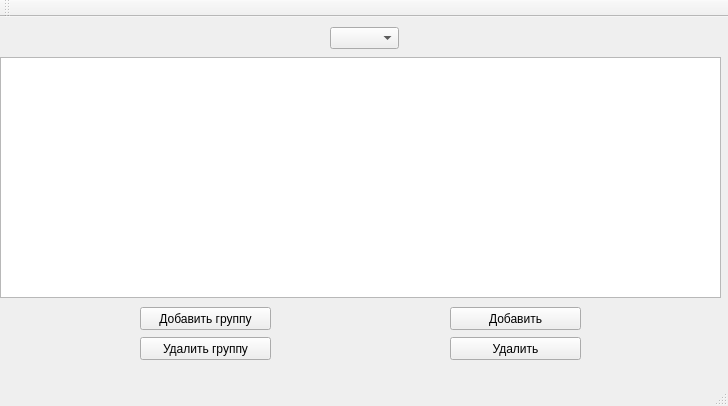
The window that mainwindow.ui (murmax/DBP) describes before a commit, drawn with Qt 5.
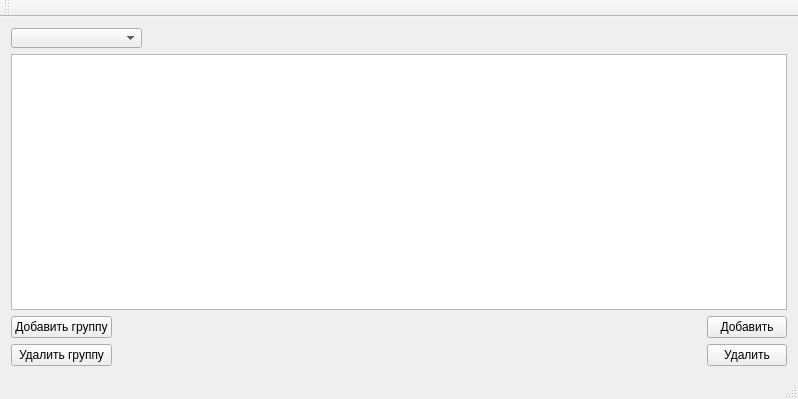
The same window after the commit.

What changed in the file:
```diff
--- a/mainwindow.ui
+++ b/mainwindow.ui
@@ -6,86 +6,127 @@
    <rect>
     <x>0</x>
     <y>0</y>
-    <width>728</width>
-    <height>406</height>
+    <width>798</width>
+    <height>399</height>
    </rect>
   </property>
+  <property name="minimumSize">
+   <size>
+    <width>705</width>
+    <height>284</height>
+   </size>
+  </property>
   <property name="windowTitle">
    <string>MainWindow</string>
   </property>
   <widget class="QWidget" name="centralWidget">
+   <layout class="QVBoxLayout" name="verticalLayout_3">
+    <item>
+     <layout class="QHBoxLayout" name="horizontalLayout_5">
+      <item>
    <widget class="QComboBox" name="comboBox">
-    <property name="geometry">
-     <rect>
-      <x>330</x>
-      <y>10</y>
-      <width>69</width>
-      <height>22</height>
-     </rect>
-    </property>
-   </widget>
+        <property name="sizePolicy">
+         <sizepolicy hsizetype="Fixed" vsizetype="Fixed">
+          <horstretch>0</horstretch>
+          <verstretch>0</verstretch>
+         </sizepolicy>
+        </property>
+        <property name="minimumSize">
+         <size>
+          <width>131</width>
+          <height>20</height>
+         </size>
+        </property>
+        <property name="maximumSize">
+         <size>
+          <width>131</width>
+          <height>20</height>
+         </size>
+        </property>
+       </widget>
+      </item>
+      <item>
+       <spacer name="horizontalSpacer_2">
+        <property name="orientation">
+         <enum>Qt::Horizontal</enum>
+        </property>
+        <property name="sizeHint" stdset="0">
+         <size>
+          <width>40</width>
+          <height>20</height>
+         </size>
+        </property>
+       </spacer>
+      </item>
+     </layout>
+    </item>
+    <item>
+     <widget class="QTableView" name="tableView"/>
+    </item>
+    <item>
+     <layout class="QHBoxLayout" name="horizontalLayout_2">
+      <item>
+       <layout class="QVBoxLayout" name="verticalLayout_2">
+        <item>
    <widget class="QPushButton" name="pushButton">
-    <property name="geometry">
-     <rect>
-      <x>140</x>
-      <y>290</y>
-      <width>131</width>
-      <height>23</height>
-     </rect>
-    </property>
     <property name="text">
      <string>Добавить группу</string>
     </property>
    </widget>
+        </item>
+        <item>
    <widget class="QPushButton" name="pushButton_2">
-    <property name="geometry">
-     <rect>
-      <x>140</x>
-      <y>320</y>
-      <width>131</width>
-      <height>23</height>
-     </rect>
-    </property>
     <property name="text">
      <string>Удалить группу</string>
     </property>
    </widget>
+        </item>
+       </layout>
+      </item>
+      <item>
+       <spacer name="horizontalSpacer">
+        <property name="orientation">
+         <enum>Qt::Horizontal</enum>
+        </property>
+        <property name="sizeHint" stdset="0">
+         <size>
+          <width>40</width>
+          <height>20</height>
+         </size>
+        </property>
+       </spacer>
+      </item>
+      <item>
+       <layout class="QVBoxLayout" name="verticalLayout">
+        <item>
    <widget class="QPushButton" name="pushButton_3">
-    <property name="geometry">
-     <rect>
-      <x>450</x>
-      <y>290</y>
-      <width>131</width>
-      <height>23</height>
-     </rect>
-    </property>
     <property name="text">
      <string>Добавить</string>
     </property>
    </widget>
+        </item>
+        <item>
    <widget class="QPushButton" name="pushButton_4">
-    <property name="geometry">
-     <rect>
-      <x>450</x>
-      <y>320</y>
-      <width>131</width>
-      <height>23</height>
-     </rect>
-    </property>
     <property name="text">
      <string>Удалить</string>
     </property>
    </widget>
-   <widget class="QTableView" name="tableView">
-    <property name="geometry">
-     <rect>
-      <x>0</x>
-      <y>40</y>
-      <width>721</width>
-      <height>241</height>
-     </rect>
-    </property>
-   </widget>
+        </item>
+       </layout>
+      </item>
+     </layout>
+    </item>
+   </layout>
+   <zorder>tableView</zorder>
+   <zorder>pushButton_4</zorder>
+   <zorder>pushButton_3</zorder>
+   <zorder>pushButton</zorder>
+   <zorder>pushButton_2</zorder>
+   <zorder>horizontalLayoutWidget</zorder>
+   <zorder>horizontalLayoutWidget</zorder>
+   <zorder>verticalLayoutWidget_2</zorder>
+   <zorder>horizontalLayoutWidget_2</zorder>
+   <zorder>horizontalSpacer_2</zorder>
   </widget>
   <widget class="QMenuBar" name="menuBar">
    <property name="geometry">
```
Left out of the diff: 2 changed lines with no effect on the pictures. Lines whose indentation alone changed are shown as unchanged.
